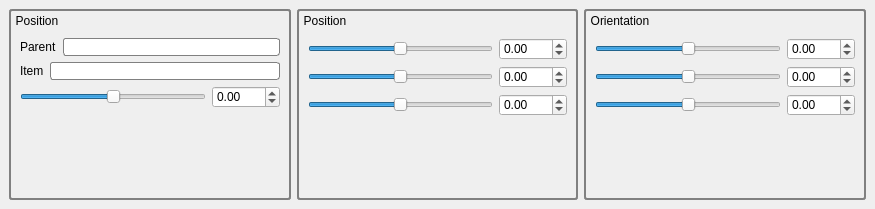
Qt form qtWidgets/ui/inspector_tab.ui (golems/grip2) before a commit.
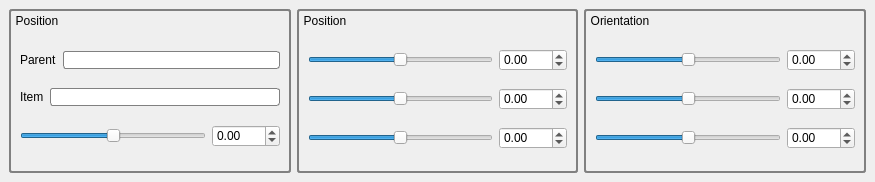
The same form after that commit. Custom widgets are drawn as their Qt base class.

The edit to the form file:
```diff
--- a/qtWidgets/ui/inspector_tab.ui
+++ b/qtWidgets/ui/inspector_tab.ui
@@ -7,7 +7,7 @@
     <x>0</x>
     <y>0</y>
     <width>875</width>
-    <height>209</height>
+    <height>182</height>
    </rect>
   </property>
   <property name="styleSheet">
@@ -160,19 +160,6 @@
          </item>
         </layout>
        </item>
-       <item>
-        <spacer name="verticalSpacer_3">
-         <property name="orientation">
-          <enum>Qt::Vertical</enum>
-         </property>
-         <property name="sizeHint" stdset="0">
-          <size>
-           <width>20</width>
-           <height>21</height>
-          </size>
-         </property>
-        </spacer>
-       </item>
       </layout>
      </widget>
     </item>
@@ -297,19 +284,6 @@
          </item>
         </layout>
        </item>
-       <item>
-        <spacer name="verticalSpacer_2">
-         <property name="orientation">
-          <enum>Qt::Vertical</enum>
-         </property>
-         <property name="sizeHint" stdset="0">
-          <size>
-           <width>20</width>
-           <height>21</height>
-          </size>
-         </property>
-        </spacer>
-       </item>
       </layout>
      </widget>
     </item>
@@ -434,19 +408,6 @@
          </item>
         </layout>
        </item>
-       <item>
-        <spacer name="verticalSpacer">
-         <property name="orientation">
-          <enum>Qt::Vertical</enum>
-         </property>
-         <property name="sizeHint" stdset="0">
-          <size>
-           <width>20</width>
-           <height>14</height>
-          </size>
-         </property>
-        </spacer>
-       </item>
       </layout>
      </widget>
     </item>
```
